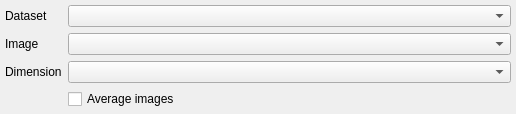
The window that src/SettingsWidget.ui (ManiVaultStudio/ImageViewerPlugin) describes before a commit, drawn with Qt 5.
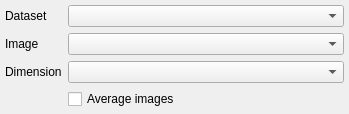
The same window after the commit.

The edit to the form file:
```diff
--- a/src/SettingsWidget.ui
+++ b/src/SettingsWidget.ui
@@ -6,8 +6,8 @@
    <rect>
     <x>0</x>
     <y>0</y>
-    <width>516</width>
-    <height>105</height>
+    <width>349</width>
+    <height>109</height>
    </rect>
   </property>
   <property name="sizePolicy">
```
